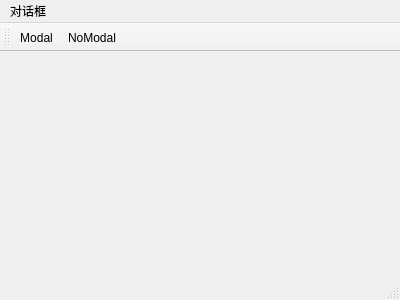
First picture: the form in qt09_dialog/mainwindow.ui, repository coderTong/my_qt_study, before the edit.
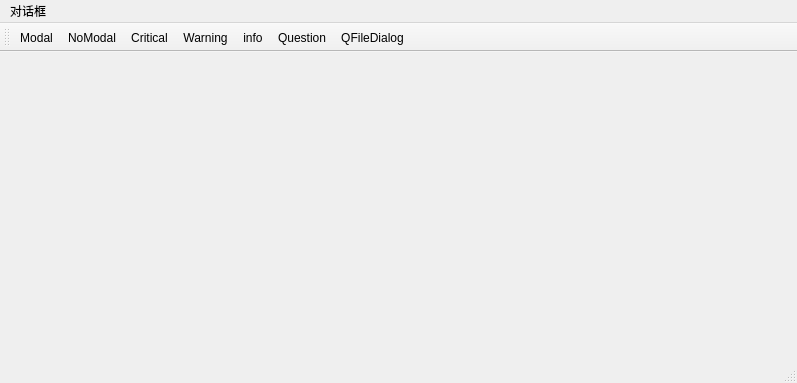
Second picture: the form after the edit.

```diff
--- a/qt09_dialog/mainwindow.ui
+++ b/qt09_dialog/mainwindow.ui
@@ -6,8 +6,8 @@
    <rect>
     <x>0</x>
     <y>0</y>
-    <width>400</width>
-    <height>300</height>
+    <width>797</width>
+    <height>383</height>
    </rect>
   </property>
   <property name="windowTitle">
@@ -19,7 +19,7 @@
     <rect>
      <x>0</x>
      <y>0</y>
-     <width>400</width>
+     <width>797</width>
      <height>22</height>
     </rect>
    </property>
@@ -41,6 +41,11 @@
    </attribute>
    <addaction name="actionModal"/>
    <addaction name="actionNoModal"/>
+   <addaction name="actionCritical"/>
+   <addaction name="actionWarning"/>
+   <addaction name="actioninfo"/>
+   <addaction name="actionQuestion"/>
+   <addaction name="actionQFileDialog"/>
   </widget>
   <widget class="QStatusBar" name="statusBar"/>
   <action name="actionModal">
@@ -53,6 +58,31 @@
     <string>NoModal</string>
    </property>
   </action>
+  <action name="actionCritical">
+   <property name="text">
+    <string>Critical</string>
+   </property>
+  </action>
+  <action name="actionWarning">
+   <property name="text">
+    <string>Warning</string>
+   </property>
+  </action>
+  <action name="actioninfo">
+   <property name="text">
+    <string>info</string>
+   </property>
+  </action>
+  <action name="actionQuestion">
+   <property name="text">
+    <string>Question</string>
+   </property>
+  </action>
+  <action name="actionQFileDialog">
+   <property name="text">
+    <string>QFileDialog</string>
+   </property>
+  </action>
  </widget>
  <layoutdefault spacing="6" margin="11"/>
  <resources/>
```
Left out of the diff: 5 changed lines with no effect on the pictures.
